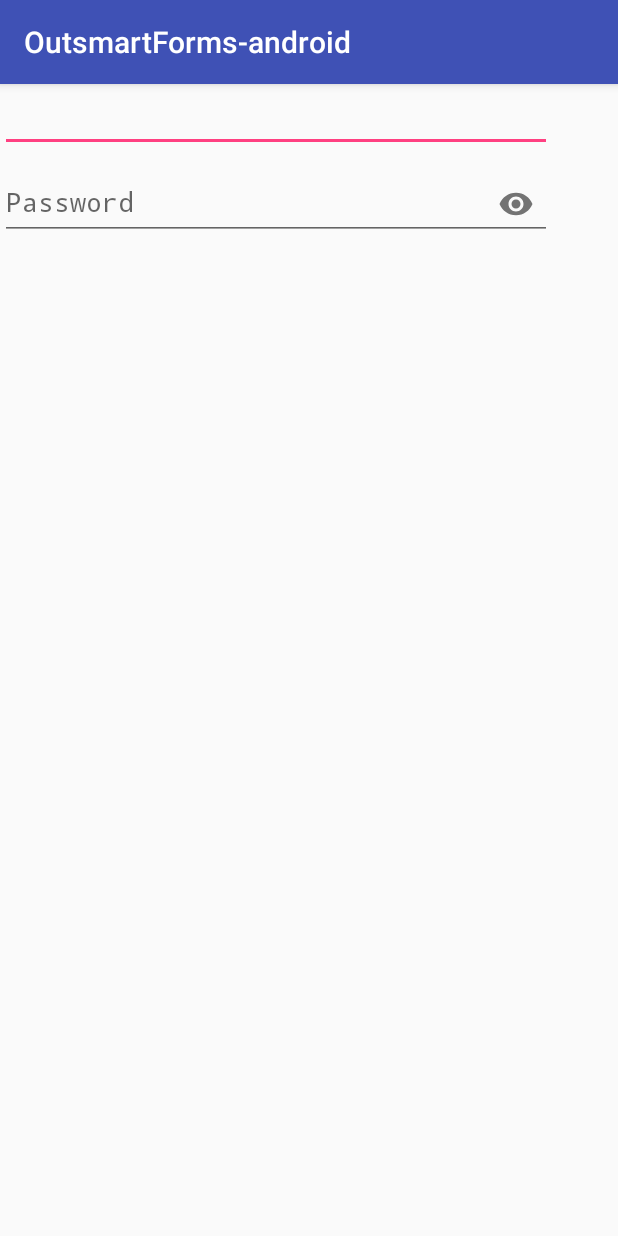
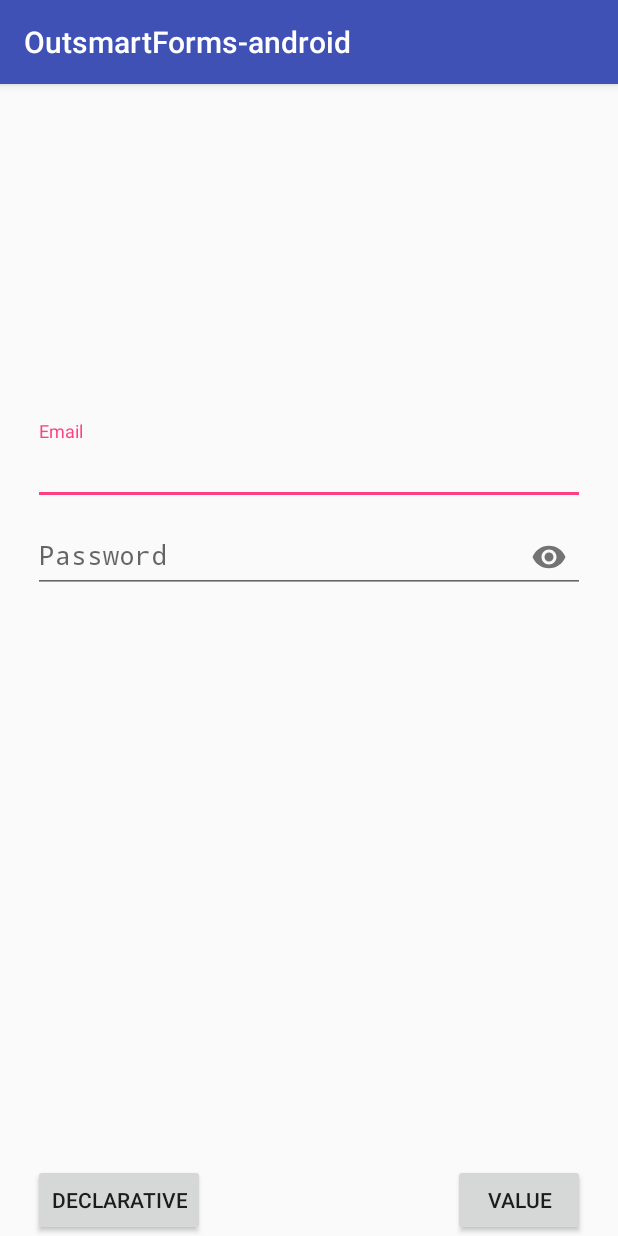
Before and after one commit to dev-outsmartyourself/osforms-android, an Android app: the screen it shows after launch (MainActivity), on a phone screen of 412 x 824 dp. Run offline under Robolectric (Android 15) with nearby library versions, the phone set to English and light mode, and no system bars.

Commit message:
Modifiquei Email e adicionei validação e styles no formulário

```diff
--- a/app/build.gradle
+++ b/app/build.gradle
@@ -23,6 +23,7 @@ android {
     }
 }
 
+
 dependencies {
     implementation fileTree(dir: 'libs', include: ['*.jar'])
     implementation 'com.android.support:appcompat-v7:26.1.0'
--- a/app/src/main/AndroidManifest.xml
+++ b/app/src/main/AndroidManifest.xml
@@ -16,6 +16,7 @@
                 <category android:name="android.intent.category.LAUNCHER" />
             </intent-filter>
         </activity>
+        <activity android:name=".DeclarativeActivity"></activity>
     </application>
 
 </manifest>
--- a/app/src/main/java/br/com/outsmart/outsmartforms_android/MainActivity.java
+++ b/app/src/main/java/br/com/outsmart/outsmartforms_android/MainActivity.java
@@ -1,14 +1,21 @@
 package br.com.outsmart.outsmartforms_android;
 
+import android.content.Intent;
 import android.support.v7.app.AppCompatActivity;
 import android.os.Bundle;
+import android.util.Log;
+import android.widget.Button;
 import android.widget.FrameLayout;
 
-import br.com.outsmart.osforms_android.EmailField;
+import java.util.Map;
+
+import br.com.outsmart.osforms_android.formFields.EmailField;
 import br.com.outsmart.osforms_android.Form;
-import br.com.outsmart.osforms_android.PasswordField;
+import br.com.outsmart.osforms_android.formFields.PasswordField;
 
 public class MainActivity extends AppCompatActivity {
+
+    private Form form;
 
     @Override
     protected void onCreate(Bundle savedInstanceState) {
@@ -16,9 +23,26 @@ public class MainActivity extends AppCompatActivity {
         setContentView(R.layout.activity_main);
         FrameLayout mainContainer = findViewById(R.id.main_container);
 
-        Form form = new Form(this);
+        form = new Form(this);
         form.addView(new EmailField(this));
         form.addView(new PasswordField(this));
+
         mainContainer.addView(form);
+        Button buttonValue = findViewById(R.id.button);
+        buttonValue.setOnClickListener(view -> {
+            if(form.isValid()) {
+                Map<String, String> values = form.getValue();
+                Log.d(MainActivity.class.getSimpleName(), values.toString());
+                Log.d(MainActivity.class.getSimpleName(), values.get(EmailField.KEY));
+                form.clear();
+            } else {
+                Log.d(MainActivity.class.getSimpleName(), "Not valid form");
+            }
+        });
+
+
+        findViewById(R.id.button2).setOnClickListener(view -> {
+           startActivity(new Intent(MainActivity.this, DeclarativeActivity.class));
+        });
     }
 }
--- a/app/src/main/res/layout/activity_main.xml
+++ b/app/src/main/res/layout/activity_main.xml
@@ -1,6 +1,5 @@
 <?xml version="1.0" encoding="utf-8"?>
-<android.support.constraint.ConstraintLayout xmlns:android="http://schemas.android.com/apk/res/android"
-    xmlns:app="http://schemas.android.com/apk/res-auto"
+<RelativeLayout xmlns:android="http://schemas.android.com/apk/res/android"
     xmlns:tools="http://schemas.android.com/tools"
     android:layout_width="match_parent"
     android:layout_height="match_parent"
@@ -10,8 +9,27 @@
         android:id="@+id/main_container"
         android:layout_width="368dp"
         android:layout_height="495dp"
+        android:layout_above="@+id/button"
+        android:layout_centerHorizontal="true"
         tools:layout_editor_absoluteX="8dp"
-        tools:layout_editor_absoluteY="8dp">
+        tools:layout_editor_absoluteY="8dp"></FrameLayout>
 
-    </FrameLayout>
-</android.support.constraint.ConstraintLayout>
+    <Button
+        android:id="@+id/button"
+        android:layout_width="wrap_content"
+        android:layout_height="wrap_content"
+        android:layout_alignBaseline="@+id/button2"
+        android:layout_alignBottom="@+id/button2"
+        android:layout_alignEnd="@+id/main_container"
+        android:text="Value" />
+
+    <Button
+        android:id="@+id/button2"
+        android:layout_width="wrap_content"
+        android:layout_height="wrap_content"
+        android:layout_alignParentBottom="true"
+        android:layout_alignStart="@+id/main_container"
+        android:text="Declarative" />
+
+
+</RelativeLayout>
--- a/osforms-android/src/main/java/br/com/outsmart/osforms_android/EmailField.java
+++ /dev/null
@@ -1,39 +0,0 @@
-package br.com.outsmart.osforms_android;
-
-import android.content.Context;
-import android.inputmethodservice.Keyboard;
-import android.support.v7.widget.AppCompatEditText;
-import android.text.InputType;
-import android.view.View;
-import android.widget.EditText;
-import android.widget.TextView;
-
-/**
- * Created by kalunga on 16/02/2018.
- */
-
-public class EmailField extends AppCompatEditText {
-
-    public EmailField(final Context context) {
-        super(context);
-        setInputType(InputType.TYPE_TEXT_VARIATION_EMAIL_ADDRESS);
-        setOnFocusChangeListener(new OnFocusChangeListener() {
-            @Override
-            public void onFocusChange(View view, boolean hasFocus) {
-                if(!hasFocus)
-                {
-                    isValidEmail(getText());
-                }
-            }
-        });
-    }
-
-
-    public static boolean isValidEmail(CharSequence target){
-        if (target == null) {
-            return false;
-        } else {
-            return android.util.Patterns.EMAIL_ADDRESS.matcher(target).matches();
-        }
-    }
-}
--- /dev/null
+++ b/osforms-android/src/main/java/br/com/outsmart/osforms_android/FormField.java
@@ -0,0 +1,11 @@
+package br.com.outsmart.osforms_android;
+
+/**
+ * Created by carlos on 16/02/18.
+ */
+
+public interface FormField {
+    String getValue();
+    void clear();
+    String getKey();
+}
--- a/osforms-android/src/main/java/br/com/outsmart/osforms_android/PasswordField.java
+++ /dev/null
@@ -1,23 +0,0 @@
-package br.com.outsmart.osforms_android;
-
-import android.content.Context;
-import android.support.design.widget.TextInputLayout;
-import android.text.InputType;
-import android.widget.EditText;
-
-/**
- * Created by carlos on 16/02/18.
- */
-
-public class PasswordField extends TextInputLayout {
-    private EditText editText;
-
-    public PasswordField(Context context) {
-        super(context);
-        setPasswordVisibilityToggleEnabled(true);
-        editText = new EditText(context);
-        editText.setInputType(InputType.TYPE_CLASS_TEXT | InputType.TYPE_TEXT_VARIATION_PASSWORD);
-        editText.setHint(context.getString(R.string.password));
-        addView(editText);
-    }
-}
--- /dev/null
+++ b/osforms-android/src/main/java/br/com/outsmart/osforms_android/ValidableFormField.java
@@ -0,0 +1,12 @@
+package br.com.outsmart.osforms_android;
+
+import br.com.outsmart.osforms_android.FormField;
+
+/**
+ * Created by carlos on 16/02/18.
+ */
+
+public interface ValidableFormField extends FormField {
+    boolean isValid();
+    void validate();
+}
--- /dev/null
+++ b/osforms-android/src/main/java/br/com/outsmart/osforms_android/formFields/EmailField.java
@@ -0,0 +1,84 @@
+package br.com.outsmart.osforms_android.formFields;
+
+import android.content.Context;
+import android.support.design.widget.TextInputLayout;
+import android.text.InputType;
+import android.util.AttributeSet;
+import android.widget.EditText;
+
+import br.com.outsmart.osforms_android.R;
+import br.com.outsmart.osforms_android.ValidableFormField;
+
+/**
+ * Created by kalunga on 16/02/2018.
+ */
+
+public class EmailField extends TextInputLayout implements ValidableFormField {
+
+    public static final String KEY = "email";
+
+    public EditText emailField;
+
+
+    public EmailField(Context context) {
+        super(context);
+        init();
+    }
+
+    public EmailField(Context context, AttributeSet attr) {
+        super(context, attr);
+        init();
+    }
+
+    private void init() {
+        emailField = new EditText(getContext());
+        emailField.setHint(R.string.email);
+
+        emailField.setInputType(InputType.TYPE_TEXT_VARIATION_EMAIL_ADDRESS);
+        emailField.setOnFocusChangeListener((view, hasFocus) -> {
+            if (!hasFocus) {
+                validate();
+            }
+        });
+        addView(emailField);
+    }
+
+
+
+
+    public static boolean isValidEmail(CharSequence target) {
+        if (target == null) {
+            return false;
+        } else {
+            return android.util.Patterns.EMAIL_ADDRESS.matcher(target).matches();
+        }
+    }
+
+    @Override
+    public String getValue() {
+        return emailField.getText().toString();
+    }
+
+    @Override
+    public void clear() {
+        emailField.setText("");
+    }
+
+    @Override
+    public String getKey() {
+        return KEY;
+    }
+
+    @Override
+    public boolean isValid() {
+        return isValidEmail(emailField.getText());
+    }
+
+    @Override
+    public void validate() {
+        if (!isValid())
+            setError("Email is not valid");
+        else
+            setError(null);
+    }
+}
--- /dev/null
+++ b/osforms-android/src/main/java/br/com/outsmart/osforms_android/formFields/PasswordField.java
@@ -0,0 +1,53 @@
+package br.com.outsmart.osforms_android.formFields;
+
+import android.content.Context;
+import android.support.design.widget.TextInputLayout;
+import android.text.InputType;
+import android.util.AttributeSet;
+import android.widget.EditText;
+
+import br.com.outsmart.osforms_android.FormField;
+import br.com.outsmart.osforms_android.R;
+
+/**
+ * Created by carlos on 16/02/18.
+ */
+
+public class PasswordField extends TextInputLayout implements FormField {
+    public static final String KEY = "password";
+
+    private EditText editText;
+
+    public PasswordField(Context context) {
+        super(context);
+        init();
+    }
+
+    public  PasswordField(Context context, AttributeSet attributeSet) {
+        super(context, attributeSet);
+        init();
+    }
+
+    private void init() {
+        setPasswordVisibilityToggleEnabled(true);
+        editText = new EditText(getContext());
+        editText.setInputType(InputType.TYPE_CLASS_TEXT | InputType.TYPE_TEXT_VARIATION_PASSWORD);
+        editText.setHint(getContext().getString(R.string.password));
+        addView(editText);
+    }
+
+    @Override
+    public String getValue() {
+        return editText.getText().toString();
+    }
+
+    @Override
+    public void clear() {
+        editText.setText("");
+    }
+
+    @Override
+    public String getKey() {
+        return KEY;
+    }
+}
--- a/osforms-android/src/main/res/values/strings.xml
+++ b/osforms-android/src/main/res/values/strings.xml
@@ -1,4 +1,5 @@
 <resources>
     <string name="app_name">OSForms-android</string>
     <string name="password">Password</string>
+    <string name="email">Email</string>
 </resources>
```
Also changed, not shown: app/src/main/java/br/com/outsmart/outsmartforms_android/DeclarativeActivity.java (added, +36 -0 lines), app/src/main/res/layout/activity_declarative.xml (added, +34 -0 lines), osforms-android/src/main/java/br/com/outsmart/osforms_android/Form.java (+61 -2 lines).
